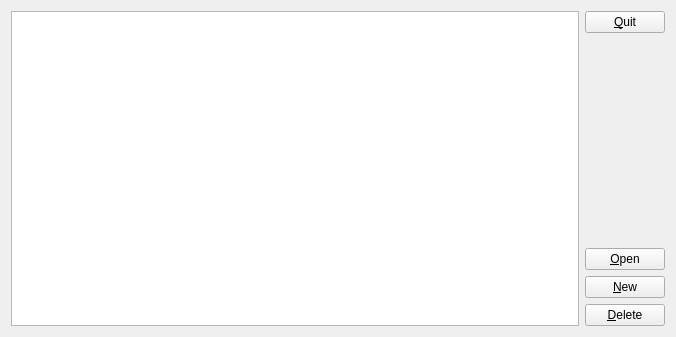
wnt-zhp/zarlock-cpp, file src/ui/DatabaseBrowser.ui: the form before one commit.
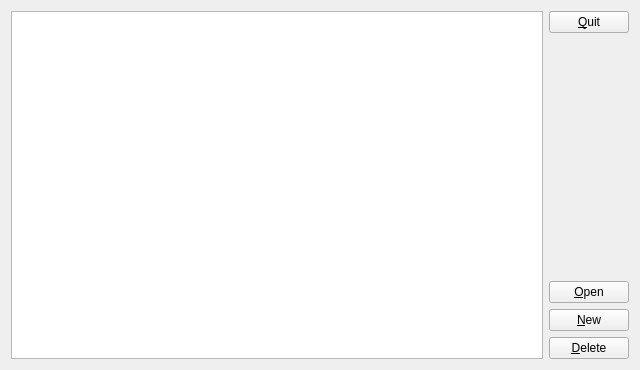
The form after the commit.

```diff
--- a/src/ui/DatabaseBrowser.ui
+++ b/src/ui/DatabaseBrowser.ui
@@ -6,8 +6,8 @@
    <rect>
     <x>0</x>
     <y>0</y>
-    <width>676</width>
-    <height>337</height>
+    <width>640</width>
+    <height>370</height>
    </rect>
   </property>
   <property name="windowTitle">
```
